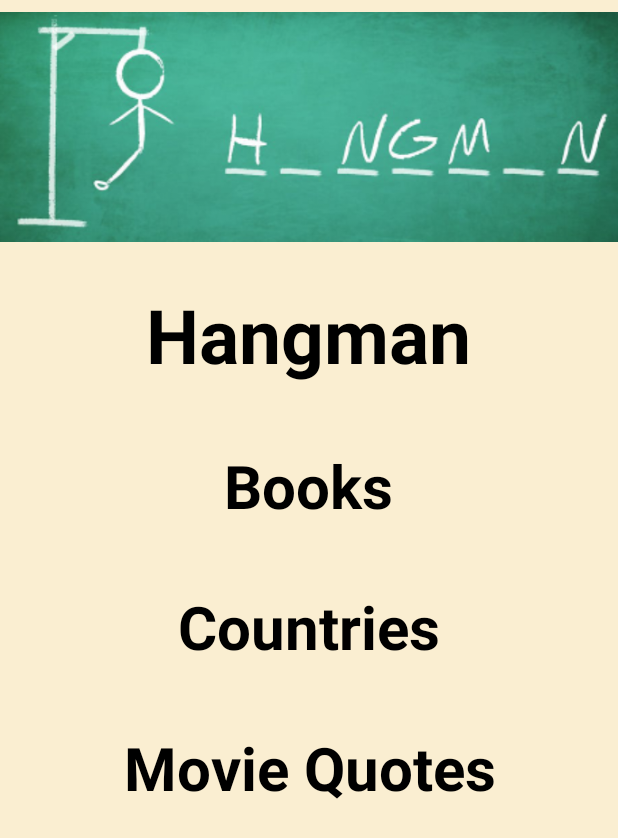
After one commit to Lior159/wait4it, an Android app: the Hangman_Menu screen opened directly, with no data from a screen before it, on a phone screen of 412 x 824 dp. The commit adds this screen. Shown: the top 838 px of the screen. Run offline under Robolectric (Android 15) with nearby library versions, the phone set to English and light mode, and no system bars.

Commit message:
Starting menu + win/lose scenarios

```diff
--- a/app/src/main/AndroidManifest.xml
+++ b/app/src/main/AndroidManifest.xml
@@ -15,6 +15,9 @@
         android:theme="@style/Theme.Wait4It"
         android:usesCleartextTraffic="true"
         tools:targetApi="31">
+        <activity
+            android:name=".Games.Hangman.UI.Hangman_Menu"
+            android:exported="false" />
         <activity
             android:name=".Games.Hangman.UI.HangmanActivity"
             android:exported="false" />
--- a/app/src/main/java/com/example/wait4it/Games/GuessTheCounty/UI/GuessTheCountryActivity.java
+++ b/app/src/main/java/com/example/wait4it/Games/GuessTheCounty/UI/GuessTheCountryActivity.java
@@ -91,8 +91,6 @@ public class GuessTheCountryActivity extends AppCompatActivity {
         int clickedIndex = Arrays.asList(guessTheCountry_BTN_options).indexOf(clickedButton);
         boolean isCorrect = clickedIndex == guessTheCountryLogic.getCorrectAnswer();
 
-       /* guessTheCountry_BTN_options[guessTheCountryLogic.getCorrectAnswer()]
-                .setBackgroundColor(ContextCompat.getColor(this, R.color.green_right));*/
         if(isCorrect)
         {
             clickedButton.setBackgroundTintList(ContextCompat.getColorStateList(this,R.color.green_right));
@@ -108,10 +106,8 @@ public class GuessTheCountryActivity extends AppCompatActivity {
         },500);
         if(isCorrect){
             guessTheCountryLogic.incrementScore();
-            //Toast.makeText(this, "Correct!", Toast.LENGTH_SHORT).show();
         }
         else{
-            //clickedButton.setBackgroundColor(ContextCompat.getColor(this,R.color.red_wrong));
             guessTheCountry_IMG_hearts[guessTheCountryLogic.getWrongAnswers()].setVisibility(View.INVISIBLE);
             guessTheCountryLogic.incrementWrongAnswers();
             if(guessTheCountryLogic.isGameLost()){
--- /dev/null
+++ b/app/src/main/java/com/example/wait4it/Games/Hangman/UI/Hangman_Menu.java
@@ -0,0 +1,16 @@
+package com.example.wait4it.Games.Hangman.UI;
+
+import android.os.Bundle;
+
+import androidx.appcompat.app.AppCompatActivity;
+
+import com.example.wait4it.R;
+
+public class Hangman_Menu extends AppCompatActivity {
+
+    @Override
+    protected void onCreate(Bundle savedInstanceState) {
+        super.onCreate(savedInstanceState);
+        setContentView(R.layout.activity_hangman_menu);
+    }
+}
--- a/app/src/main/res/layout/activity_hangman.xml
+++ b/app/src/main/res/layout/activity_hangman.xml
@@ -21,7 +21,7 @@
     <com.google.android.material.imageview.ShapeableImageView
         android:id="@+id/hangman_IMG_level"
         android:layout_width="match_parent"
-        android:layout_height="match_parent"
+        android:layout_height="wrap_content"
         android:layout_above="@id/hangman_LLC_underscores"
         android:layout_below="@id/hangman_LBL_title"
         android:layout_centerHorizontal="true"
--- /dev/null
+++ b/app/src/main/res/layout/activity_hangman_menu.xml
@@ -0,0 +1,76 @@
+<?xml version="1.0" encoding="utf-8"?>
+<RelativeLayout xmlns:android="http://schemas.android.com/apk/res/android"
+    xmlns:app="http://schemas.android.com/apk/res-auto"
+    xmlns:tools="http://schemas.android.com/tools"
+    android:layout_width="match_parent"
+    android:layout_height="match_parent"
+    android:background="@color/cream"
+    tools:context=".Games.Hangman.UI.Hangman_Menu">
+
+    <com.google.android.material.imageview.ShapeableImageView
+        android:id="@+id/hangman_IMG_logo"
+        android:layout_width="wrap_content"
+        android:layout_height="wrap_content"
+        android:src="@drawable/hangman_menu_logo"/>
+
+    <com.google.android.material.textview.MaterialTextView
+        android:id="@+id/hangman_LBL_title"
+        android:layout_width="wrap_content"
+        android:layout_height="wrap_content"
+        android:layout_below="@id/hangman_IMG_logo"
+        android:layout_margin="20dp"
+        android:layout_centerHorizontal="true"
+        android:text="Hangman"
+        android:textSize="50sp"
+        android:textAlignment="center"
+        android:textStyle="bold"
+        android:textColor="@color/black"
+        />
+
+    <com.google.android.material.textview.MaterialTextView
+        android:id="@+id/hangman_LBL_books"
+        android:layout_width="wrap_content"
+        android:layout_height="wrap_content"
+        android:layout_margin="20dp"
+        android:layout_below="@id/hangman_LBL_title"
+        android:layout_centerHorizontal="true"
+        android:text="Books"
+        android:textSize="40sp"
+        android:textAlignment="center"
+        android:textStyle="bold"
+        android:textColor="@color/black"
+        />
+
+    <com.google.android.material.textview.MaterialTextView
+        android:id="@+id/hangman_LBL_countries"
+        android:layout_width="wrap_content"
+        android:layout_height="wrap_content"
+        android:layout_below="@id/hangman_LBL_books"
+        android:layout_centerHorizontal="true"
+        android:layout_marginStart="20dp"
+        android:layout_marginTop="20dp"
+        android:layout_marginEnd="20dp"
+        android:layout_marginBottom="20dp"
+        android:text="Countries"
+        android:textAlignment="center"
+        android:textColor="@color/black"
+        android:textSize="40sp"
+        android:textStyle="bold" />
+
+    <com.google.android.material.textview.MaterialTextView
+        android:id="@+id/hangman_LBL_quotes"
+        android:layout_width="wrap_content"
+        android:layout_height="wrap_content"
+        android:layout_below="@id/hangman_LBL_countries"
+        android:layout_centerHorizontal="true"
+        android:layout_marginStart="20dp"
+        android:layout_marginTop="20dp"
+        android:layout_marginEnd="20dp"
+        android:layout_marginBottom="20dp"
+        android:text="Movie Quotes"
+        android:textAlignment="center"
+        android:textColor="@color/black"
+        android:textSize="40sp"
+        android:textStyle="bold" />
+
+</RelativeLayout>
```
Also changed, not shown: app/src/main/java/com/example/wait4it/Games/Hangman/Logic/HangmanData.java (+10 -7 lines), app/src/main/java/com/example/wait4it/Games/Hangman/Logic/HangmanLogic.java (+29 -2 lines), app/src/main/java/com/example/wait4it/Games/Hangman/UI/HangmanActivity.java (+87 -89 lines), app/src/main/res/drawable/hangman_menu_logo.PNG (added).
